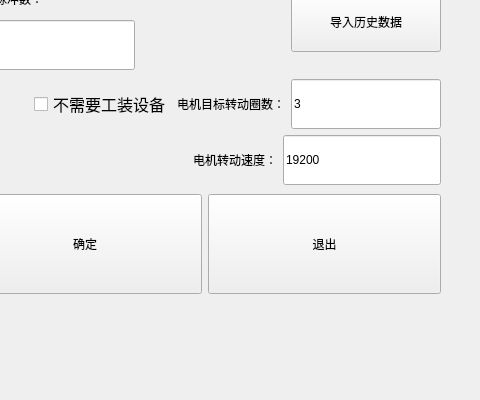
Dirck-YHP/Proj_sensor_detect, file ui_param/paramwin_angleencoder.ui: the form before one commit; both pictures show x 271 to 751 and y 98 to 498 of the 864 by 498 pixel window.
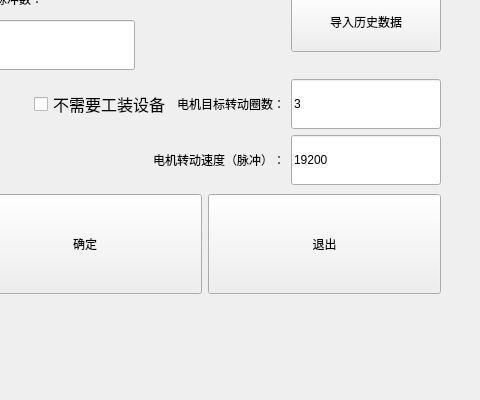
The form after the commit.

```diff
--- a/ui_param/paramwin_angleencoder.ui
+++ b/ui_param/paramwin_angleencoder.ui
@@ -347,7 +347,7 @@
              </size>
             </property>
             <property name="text">
-             <string>电机转动速度：</string>
+             <string>电机转动速度（脉冲）：</string>
             </property>
            </widget>
           </item>
```
